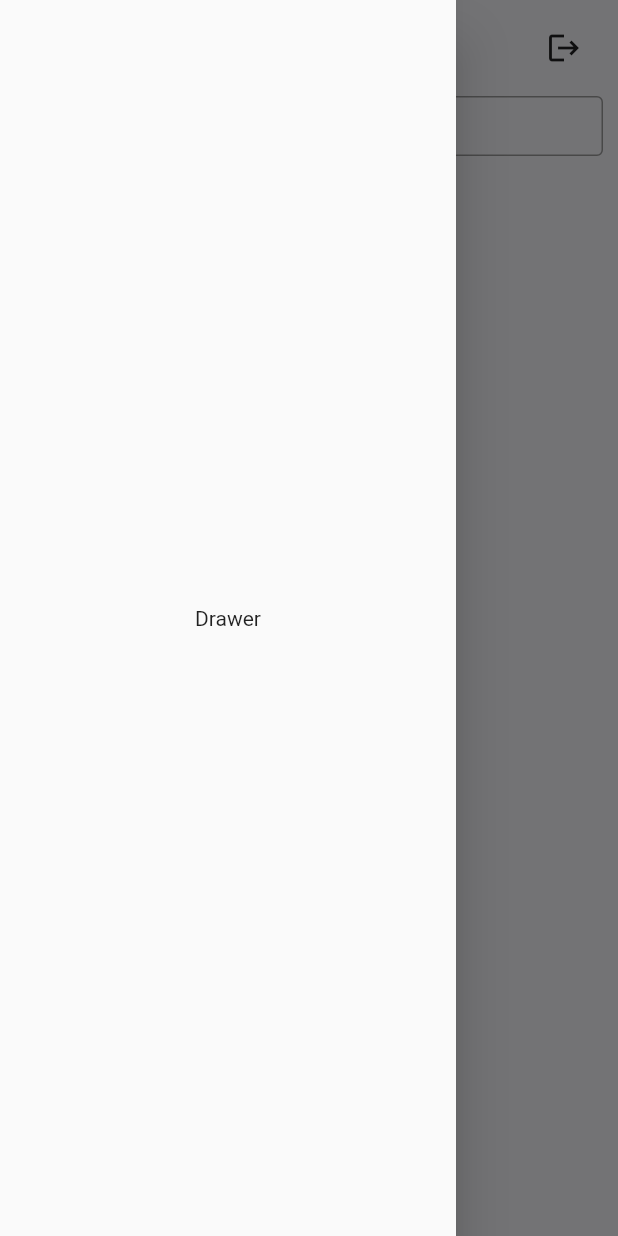
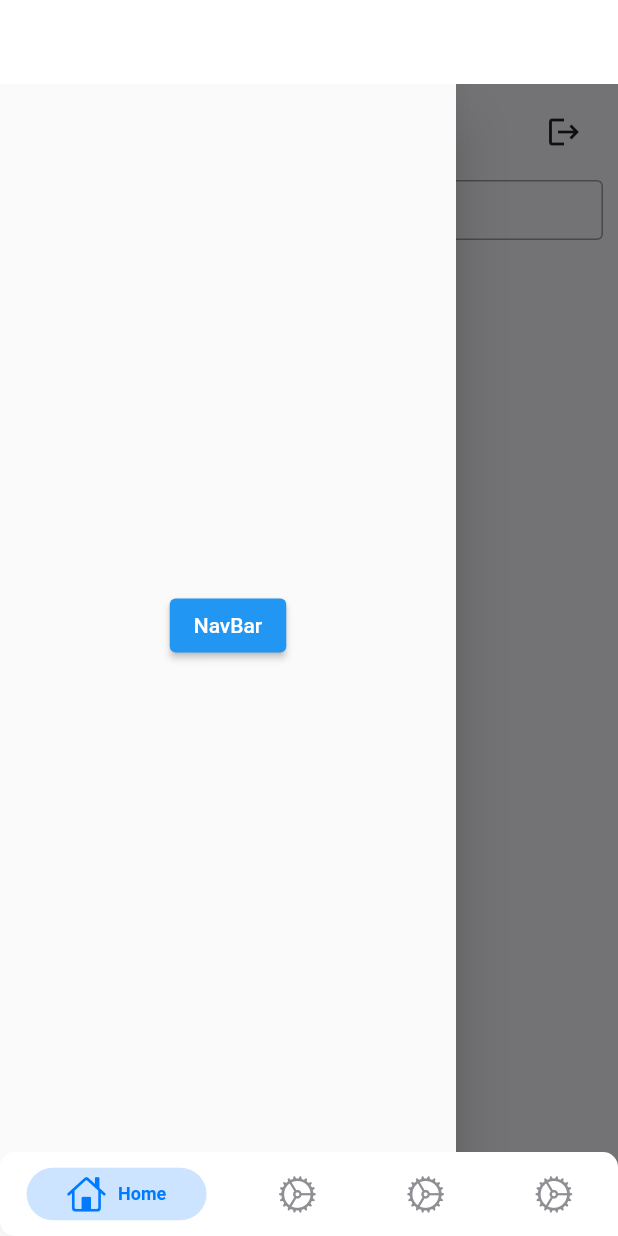
Before and after one commit to minhaz74692/quickshop_ecommerce, a Flutter app: the screen it shows once a user with an empty profile is signed in, with the side drawer open, on a phone screen of 412 x 824 dp. Run offline on Flutter 3.47's test engine with Material 2 defaults, Android fonts, the phone set to English and light mode, and no system bars; drawn by our look-alikes of persistent_bottom_nav_bar; our stand-ins replace cloud_firestore, firebase_auth, firebase_core, fluttertoast; accounts and stored records are empty; generated files the repository leaves out were written again.

Commit message:
Add Bottom Navigation Bar and Functionality

```diff
--- a/lib/main.dart
+++ b/lib/main.dart
@@ -2,7 +2,7 @@
 
 import 'package:flutter/services.dart';
 import 'package:quickshop_ecommerce/firebase_helper/auth.dart';
-import 'package:quickshop_ecommerce/screens/home.dart';
+import 'package:quickshop_ecommerce/screens/home_page.dart';
 import 'package:quickshop_ecommerce/screens/splash.dart';
 import 'package:quickshop_ecommerce/screens/welcome_page.dart';
 import 'package:quickshop_ecommerce/constants/theme.dart';
@@ -37,7 +37,7 @@ class MyApp extends StatelessWidget {
         builder: (context, snapshot) {
           if (snapshot.hasData) {
             // TODO: return Homepage();
-            return Homepage();
+            return HomePage();
           } else {
             return WelcomePage();
           }
--- a/lib/screens/home.dart
+++ b/lib/screens/home.dart
@@ -12,14 +12,14 @@ import 'package:quickshop_ecommerce/widgets/drawer.dart';
 import 'package:quickshop_ecommerce/widgets/top_titles.dart';
 import 'package:flutter/material.dart';
 
-class Homepage extends StatefulWidget {
-  const Homepage({super.key});
+class HomeTab extends StatefulWidget {
+  const HomeTab({super.key});
 
   @override
-  State<Homepage> createState() => _HomepageState();
+  State<HomeTab> createState() => _HomeTabState();
 }
 
-class _HomepageState extends State<Homepage> {
+class _HomeTabState extends State<HomeTab> {
   List<CategoryModel> categoriesList = [];
   List<ProductsModel> productList = [];
   bool isLoading = false;
--- /dev/null
+++ b/lib/screens/home_page.dart
@@ -0,0 +1,154 @@
+// ignore_for_file: library_private_types_in_public_api, prefer_final_fields, prefer_const_constructors
+
+import 'package:flutter/cupertino.dart';
+import 'package:flutter/material.dart';
+import 'package:persistent_bottom_nav_bar/persistent_tab_view.dart';
+import 'package:quickshop_ecommerce/screens/home.dart';
+
+class HomePage extends StatefulWidget {
+  const HomePage({super.key});
+
+  @override
+  _HomePageState createState() => _HomePageState();
+}
+
+class _HomePageState extends State<HomePage> {
+  int _selectedIndex = 0;
+
+  PersistentTabController _controller =
+      PersistentTabController(initialIndex: 0);
+
+  List<Widget> _buildScreens = <Widget>[
+    HomeTab(),
+    SearchPage(),
+    NotificationsPage(),
+    ProfilePage(),
+  ];
+  List<PersistentBottomNavBarItem> _navBarsItems() {
+    return [
+      PersistentBottomNavBarItem(
+        icon: Icon(CupertinoIcons.home),
+        title: ("Home"),
+        activeColorPrimary: CupertinoColors.activeBlue,
+        inactiveColorPrimary: CupertinoColors.systemGrey,
+      ),
+      PersistentBottomNavBarItem(
+        icon: Icon(CupertinoIcons.settings),
+        title: ("Settings"),
+        activeColorPrimary: CupertinoColors.activeBlue,
+        inactiveColorPrimary: CupertinoColors.systemGrey,
+      ),
+      PersistentBottomNavBarItem(
+        icon: Icon(CupertinoIcons.settings),
+        title: ("Settings"),
+        activeColorPrimary: CupertinoColors.activeBlue,
+        inactiveColorPrimary: CupertinoColors.systemGrey,
+      ),
+      PersistentBottomNavBarItem(
+        icon: Icon(CupertinoIcons.settings),
+        title: ("Settings"),
+        activeColorPrimary: CupertinoColors.activeBlue,
+        inactiveColorPrimary: CupertinoColors.systemGrey,
+      ),
+    ];
+  }
+
+  @override
+  Widget build(BuildContext context) {
+    return Scaffold(
+      appBar: AppBar(
+        title: Text('This is Bottom Nav Bar Testing Page'),
+      ),
+      body: PersistentTabView(
+        context,
+        controller: _controller,
+        screens: _buildScreens,
+        items: _navBarsItems(),
+        confineInSafeArea: true,
+        backgroundColor: Colors.white, // Default is Colors.white.
+        handleAndroidBackButtonPress: true, // Default is true.
+        resizeToAvoidBottomInset:
+            true, // This needs to be true if you want to move up the screen when keyboard appears. Default is true.
+        stateManagement: true, // Default is true.
+        hideNavigationBarWhenKeyboardShows:
+            true, // Recommended to set 'resizeToAvoidBottomInset' as true while using this argument. Default is true.
+        decoration: NavBarDecoration(
+          borderRadius: BorderRadius.circular(10.0),
+          colorBehindNavBar: Colors.white,
+        ),
+        popAllScreensOnTapOfSelectedTab: true,
+        popActionScreens: PopActionScreensType.all,
+        itemAnimationProperties: ItemAnimationProperties(
+          // Navigation Bar's items animation properties.
+          duration: Duration(milliseconds: 200),
+          curve: Curves.ease,
+        ),
+        screenTransitionAnimation: ScreenTransitionAnimation(
+          // Screen transition animation on change of selected tab.
+          animateTabTransition: true,
+          curve: Curves.ease,
+          duration: Duration(milliseconds: 200),
+        ),
+        navBarStyle:
+            NavBarStyle.style1, // Choose the nav bar style with this property.
+      ),
+    );
+  }
+}
+
+// Example pages for the bottom navigation bar
+// class HomePage extends StatelessWidget {
+//   @override
+//   Widget build(BuildContext context) {
+//     return Scaffold(
+//       appBar: AppBar(
+//         title: Text('Home'),
+//       ),
+//       body: Center(
+//         child: Text('Home Page'),
+//       ),
+//     );
+//   }
+// }
+
+class SearchPage extends StatelessWidget {
+  @override
+  Widget build(BuildContext context) {
+    return Scaffold(
+      appBar: AppBar(
+        title: Text('Search'),
+      ),
+      body: Center(
+        child: Text('Search Page'),
+      ),
+    );
+  }
+}
+
+class NotificationsPage extends StatelessWidget {
+  @override
+  Widget build(BuildContext context) {
+    return Scaffold(
+      appBar: AppBar(
+        title: Text('Notifications'),
+      ),
+      body: Center(
+        child: Text('Notifications Page'),
+      ),
+    );
+  }
+}
+
+class ProfilePage extends StatelessWidget {
+  @override
+  Widget build(BuildContext context) {
+    return Scaffold(
+      appBar: AppBar(
+        title: Text('Profile'),
+      ),
+      body: Center(
+        child: Text('Profile Page'),
+      ),
+    );
+  }
+}
--- a/lib/screens/login.dart
+++ b/lib/screens/login.dart
@@ -97,7 +97,7 @@ class _LogInState extends State<LogIn> {
                       bool isLogin = await FirebaseAuthHelper.instance
                           .login(email.text, password.text, context);
                       if (isLogin) {
-                        nextScreenCloseOthers(context, Homepage());
+                        nextScreenCloseOthers(context, HomeTab());
                       } else {
                         showMessage('Invalid Email or Password');
                         Navigator.pop(context);
--- a/lib/screens/signup.dart
+++ b/lib/screens/signup.dart
@@ -119,7 +119,7 @@ class _SignUpState extends State<SignUp> {
                       bool isSignUp = await FirebaseAuthHelper.instance
                           .signUp(email.text, password.text, context);
                       if (isSignUp) {
-                        nextScreenCloseOthers(context, Homepage());
+                        nextScreenCloseOthers(context, HomeTab());
                       } else {
                         showMessage('Email or Password is invalid');
                         Navigator.pop(context);
--- a/lib/widgets/drawer.dart
+++ b/lib/widgets/drawer.dart
@@ -1,4 +1,8 @@
+// ignore_for_file: prefer_const_constructors
+
 import 'package:flutter/material.dart';
+import 'package:quickshop_ecommerce/screens/home_page.dart';
+import 'package:quickshop_ecommerce/utils/nextscreen.dart';
 
 class DrawerMenu extends StatelessWidget {
   const DrawerMenu({super.key});
@@ -6,6 +10,15 @@ class DrawerMenu extends StatelessWidget {
   // TODO: Complete Drawer Widget
   @override
   Widget build(BuildContext context) {
-    return Drawer(child: Center(child: Text('Drawer')));
+    return Drawer(
+      child: Center(
+        child: ElevatedButton(
+          child: Text('NavBar'),
+          onPressed: () {
+            nextScreen(context, HomePage());
+          },
+        ),
+      ),
+    );
   }
 }
--- a/pubspec.yaml
+++ b/pubspec.yaml
@@ -21,6 +21,7 @@ dependencies:
   cloud_firestore: ^4.8.1
   firebase_storage: ^11.2.3
   fluttertoast: ^8.2.2
+  persistent_bottom_nav_bar: ^5.0.2
 
 dev_dependencies:
   flutter_test:
```
Also changed, not shown: pubspec.lock.
